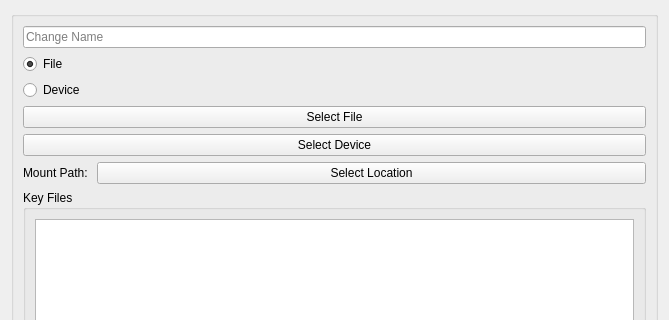
The window that src/config/veracryptrunner_config_item.ui (alex1701c/VeracryptRunner) describes before a commit, drawn with Qt 5; both pictures show x 0 to 669 and y 0 to 320 of the 669 by 580 pixel window.
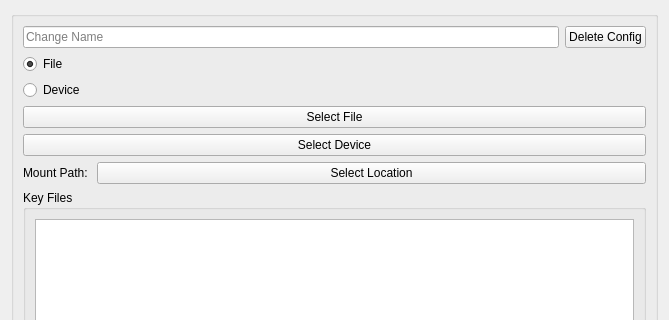
The same window after the commit. Icons and pictures are not drawn.

Commit message: Deleting of config entries implemented

What changed in the file:
```diff
--- a/src/config/veracryptrunner_config_item.ui
+++ b/src/config/veracryptrunner_config_item.ui
@@ -25,11 +25,27 @@
      </property>
      <layout class="QVBoxLayout" name="verticalLayout_2">
       <item>
+       <layout class="QHBoxLayout" name="horizontalLayout_3">
+        <item>
        <widget class="QLineEdit" name="nameLineEdit">
         <property name="placeholderText">
          <string>Change Name</string>
         </property>
        </widget>
+        </item>
+        <item>
+         <widget class="QPushButton" name="deleteConfigButton">
+          <property name="text">
+           <string>Delete Config</string>
+          </property>
+          <property name="icon">
+           <iconset theme="delete">
+            <normaloff/>
+           </iconset>
+          </property>
+         </widget>
+        </item>
+       </layout>
       </item>
       <item>
        <widget class="QRadioButton" name="fileRadioButton">
```
Lines whose indentation alone changed are shown as unchanged. The commit also changes 4 other files.
